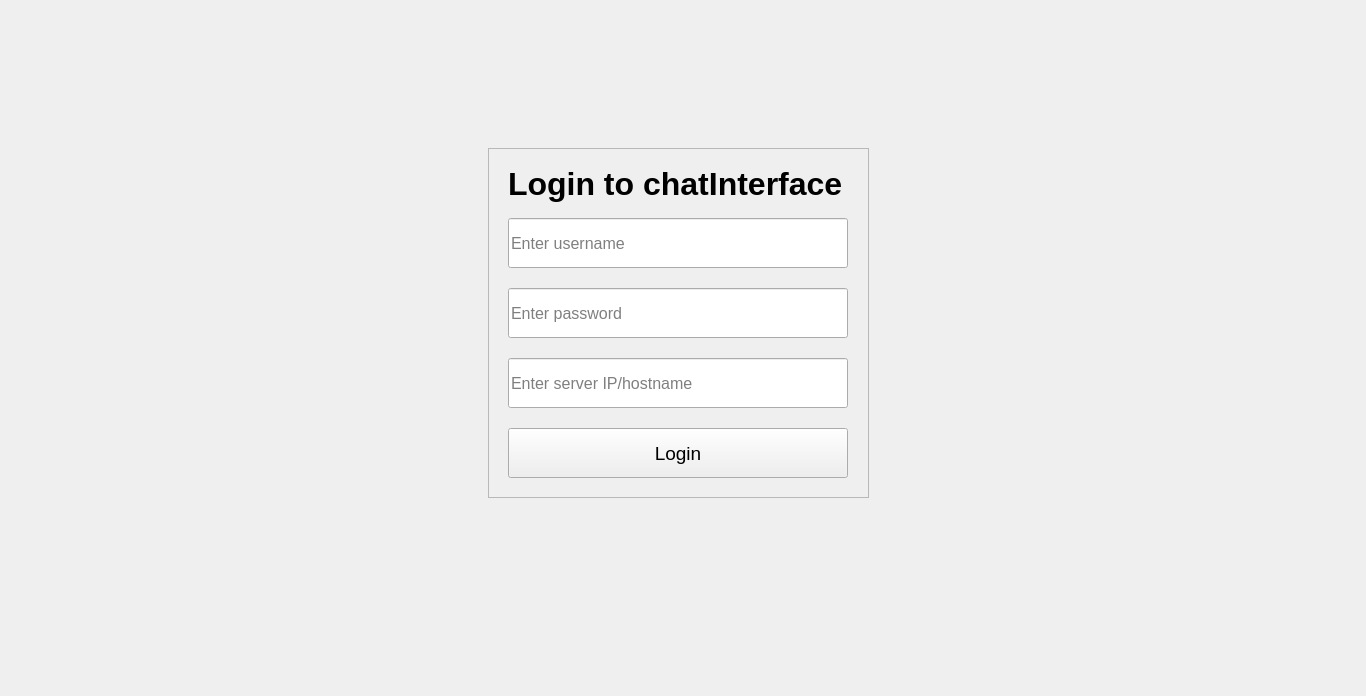
NewGuy103/chatinterface-client, file pyside6_ui/window.ui: the form before one commit.
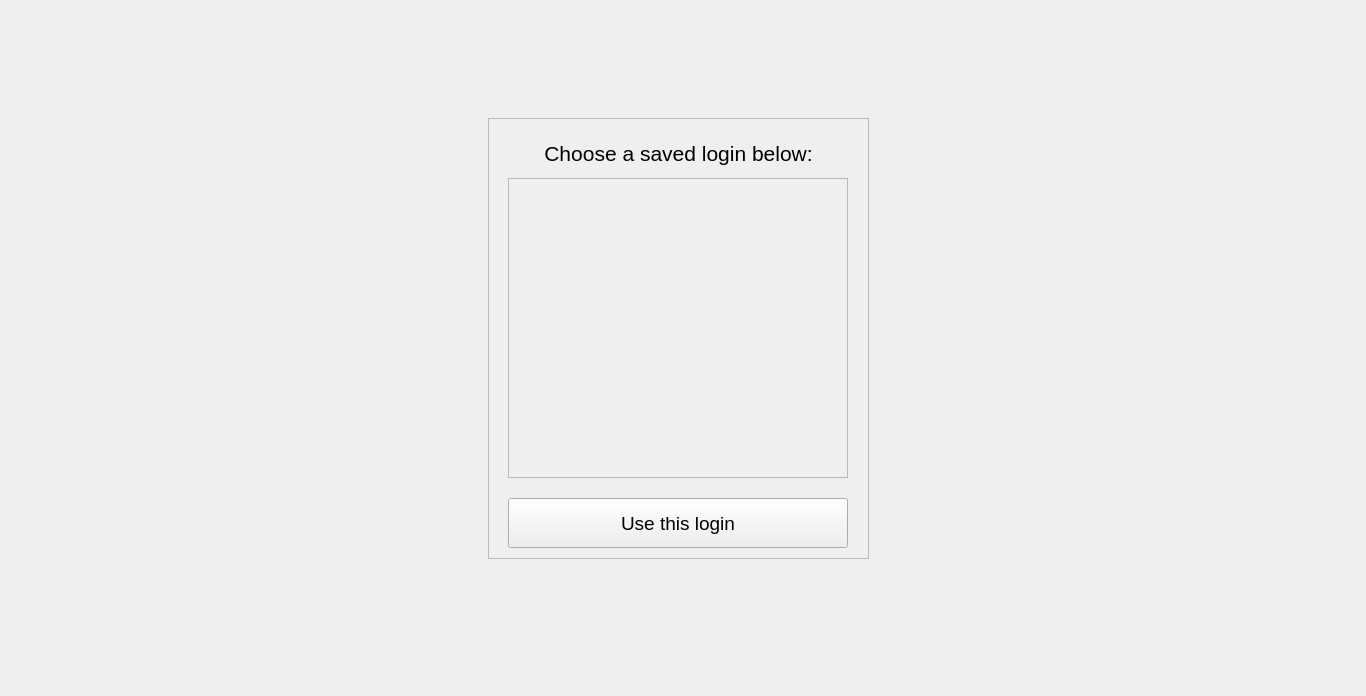
The form after the commit. The open tabs and pages were chosen to show the change.

Commit message:
Create loginstore, CHANGES.md and newmessage.ui
Detailed changes can now be found in CHANGES.md

```diff
--- a/pyside6_ui/window.ui
+++ b/pyside6_ui/window.ui
@@ -160,6 +160,107 @@
         </item>
        </layout>
       </widget>
+      <widget class="QWidget" name="savedLoginsPage">
+       <layout class="QVBoxLayout" name="verticalLayout_2">
+        <item>
+         <widget class="QWidget" name="savedLogins_widget" native="true">
+          <widget class="QWidget" name="widget" native="true">
+           <property name="geometry">
+            <rect>
+             <x>620</x>
+             <y>250</y>
+             <width>120</width>
+             <height>80</height>
+            </rect>
+           </property>
+          </widget>
+          <widget class="QFrame" name="savedLogins_frame">
+           <property name="geometry">
+            <rect>
+             <x>470</x>
+             <y>100</y>
+             <width>381</width>
+             <height>441</height>
+            </rect>
+           </property>
+           <property name="frameShape">
+            <enum>QFrame::Shape::StyledPanel</enum>
+           </property>
+           <property name="frameShadow">
+            <enum>QFrame::Shadow::Raised</enum>
+           </property>
+           <widget class="QLabel" name="savedLogins_label">
+            <property name="geometry">
+             <rect>
+              <x>20</x>
+              <y>10</y>
+              <width>341</width>
+              <height>51</height>
+             </rect>
+            </property>
+            <property name="font">
+             <font>
+              <family>Ubuntu</family>
+              <pointsize>16</pointsize>
+              <bold>false</bold>
+             </font>
+            </property>
+            <property name="text">
+             <string>Choose a saved login below:</string>
+            </property>
+            <property name="alignment">
+             <set>Qt::AlignmentFlag::AlignCenter</set>
+            </property>
+            <property name="wordWrap">
+             <bool>true</bool>
+            </property>
+           </widget>
+           <widget class="QPushButton" name="savedLogins_loginButton">
+            <property name="geometry">
+             <rect>
+              <x>20</x>
+              <y>380</y>
+              <width>340</width>
+              <height>50</height>
+             </rect>
+            </property>
+            <property name="font">
+             <font>
+              <pointsize>14</pointsize>
+             </font>
+            </property>
+            <property name="text">
+             <string>Use this login</string>
+            </property>
+           </widget>
+           <widget class="QScrollArea" name="savedLogins_scrollArea">
+            <property name="geometry">
+             <rect>
+              <x>20</x>
+              <y>60</y>
+              <width>340</width>
+              <height>300</height>
+             </rect>
+            </property>
+            <property name="widgetResizable">
+             <bool>true</bool>
+            </property>
+            <widget class="QWidget" name="savedLoginsScrollAreaWidget">
+             <property name="geometry">
+              <rect>
+               <x>0</x>
+               <y>0</y>
+               <width>338</width>
+               <height>298</height>
+              </rect>
+             </property>
+            </widget>
+           </widget>
+          </widget>
+         </widget>
+        </item>
+       </layout>
+      </widget>
       <widget class="QWidget" name="chatPage">
        <layout class="QGridLayout" name="gridLayout">
         <item row="0" column="0">
```
Left out of the diff: 93 changed lines with no effect on the pictures. The commit also changes 7 other files.
